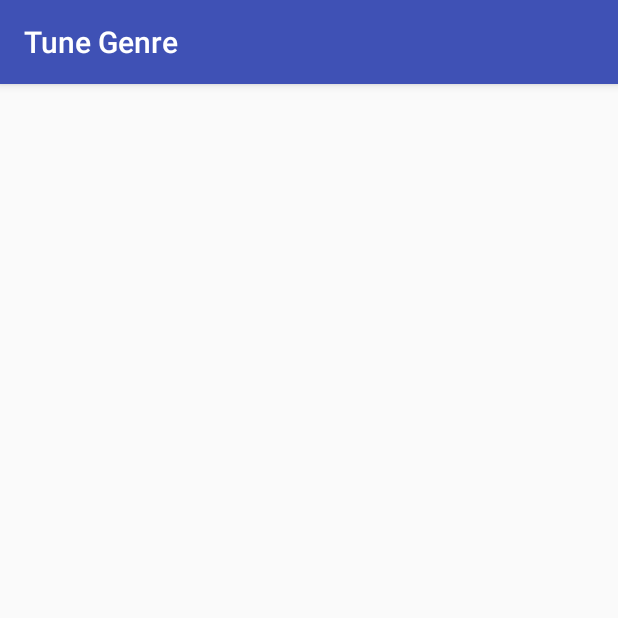
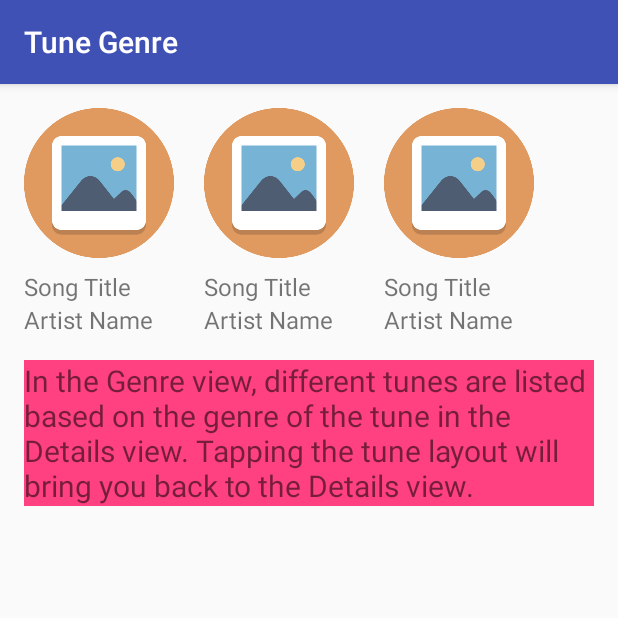
Before and after one commit to ver2point0/TapTunes, an Android app: the TuneGenre screen opened directly, with no data from a screen before it, on a phone screen of 412 x 824 dp, the top half of it. Run offline under Robolectric (Android 15) with nearby library versions, the phone set to English and light mode, and no system bars.

Commit message:
create genre view styles

```diff
--- a/app/src/main/java/com/ver2point0/android/taptunes/TuneGenre.java
+++ b/app/src/main/java/com/ver2point0/android/taptunes/TuneGenre.java
@@ -1,7 +1,10 @@
 package com.ver2point0.android.taptunes;
 
+import android.content.Intent;
+import android.os.Bundle;
 import android.support.v7.app.AppCompatActivity;
-import android.os.Bundle;
+import android.view.View;
+import android.widget.LinearLayout;
 
 public class TuneGenre extends AppCompatActivity {
 
@@ -9,5 +12,18 @@ public class TuneGenre extends AppCompatActivity {
     protected void onCreate(Bundle savedInstanceState) {
         super.onCreate(savedInstanceState);
         setContentView(R.layout.activity_tune_genre);
+
+        // Find the View that shows the genre one linearlayout
+        LinearLayout genreLinear = (LinearLayout) findViewById(R.id.genre_one);
+        // Set a click listener on the Genre linearlayout
+        if (genreLinear != null) {
+            genreLinear.setOnClickListener(new View.OnClickListener() {
+                @Override
+                public void onClick(View view) {
+                    Intent genreLinearIntent = new Intent(TuneGenre.this,  TuneDetails.class);
+                    startActivity(genreLinearIntent);
+                }
+            });
+        }
     }
 }
--- a/app/src/main/res/layout/activity_tune_genre.xml
+++ b/app/src/main/res/layout/activity_tune_genre.xml
@@ -1,15 +1,83 @@
 <?xml version="1.0" encoding="utf-8"?>
-<LinearLayout
+<RelativeLayout
     android:id="@+id/activity_tune_genre"
     xmlns:android="http://schemas.android.com/apk/res/android"
     xmlns:tools="http://schemas.android.com/tools"
-    android:layout_width="match_parent"
-    android:layout_height="match_parent"
-    android:orientation="vertical"
+    android:layout_width="wrap_content"
+    android:layout_height="wrap_content"
     android:paddingBottom="@dimen/activity_vertical_margin"
     android:paddingLeft="@dimen/activity_horizontal_margin"
     android:paddingRight="@dimen/activity_horizontal_margin"
     android:paddingTop="@dimen/activity_vertical_margin"
     tools:context=".TuneGenre">
 
-</LinearLayout>
+    <LinearLayout
+        android:id="@+id/genre_one"
+        android:layout_width="wrap_content"
+        android:layout_height="wrap_content"
+        android:layout_marginEnd="@dimen/genre_linear_horizontal_margin"
+        android:layout_marginRight="@dimen/genre_linear_horizontal_margin"
+        android:orientation="vertical">
+
+        <ImageView
+            style="@style/GenreImageView"
+            android:contentDescription="@string/genre_image_view"/>
+
+        <TextView
+            style="@style/GenreSongTextView"
+            android:text="@string/song_title"/>
+
+        <TextView
+            style="@style/GenreArtistTextView"
+            android:text="@string/artist_name"/>
+    </LinearLayout>
+
+    <LinearLayout
+        android:id="@+id/genre_two"
+        android:layout_width="wrap_content"
+        android:layout_height="wrap_content"
+        android:layout_marginEnd="@dimen/genre_linear_horizontal_margin"
+        android:layout_marginRight="@dimen/genre_linear_horizontal_margin"
+        android:layout_toEndOf="@+id/genre_one"
+        android:layout_toRightOf="@+id/genre_one"
+        android:orientation="vertical">
+
+        <ImageView
+            style="@style/GenreImageView"
+            android:contentDescription="@string/genre_image_view"/>
+
+        <TextView
+            style="@style/GenreSongTextView"
+            android:text="@string/song_title"/>
+
+        <TextView
+            style="@style/GenreArtistTextView"
+            android:text="@string/artist_name"/>
+    </LinearLayout>
+
+    <LinearLayout
+        android:id="@+id/genre_three"
+        android:layout_width="wrap_content"
+        android:layout_height="wrap_content"
+        android:layout_toEndOf="@+id/genre_two"
+        android:layout_toRightOf="@+id/genre_two"
+        android:orientation="vertical">
+
+        <ImageView
+            style="@style/GenreImageView"
+            android:contentDescription="@string/genre_image_view"/>
+
+        <TextView
+            style="@style/GenreSongTextView"
+            android:text="@string/song_title"/>
+
+        <TextView
+            style="@style/GenreArtistTextView"
+            android:text="@string/artist_name"/>
+    </LinearLayout>
+
+    <TextView
+        style="@style/ExplainTextView"
+        android:layout_below="@+id/genre_one"
+        android:text="@string/genre_explanation"/>
+</RelativeLayout>
--- a/app/src/main/res/values/dimens.xml
+++ b/app/src/main/res/values/dimens.xml
@@ -13,4 +13,10 @@
     <dimen name="detail_text_size">26sp</dimen>
     <dimen name="detail_album_width">140dp</dimen>
     <dimen name="detail_album_height">140dp</dimen>
+    <dimen name="genre_image_width">100dp</dimen>
+    <dimen name="genre_image_height">100dp</dimen>
+    <dimen name="genre_image_vertical_margin">8dp</dimen>
+    <dimen name="genre_song_text_size">16sp</dimen>
+    <dimen name="genre_artist_text_size">16sp</dimen>
+    <dimen name="genre_linear_horizontal_margin">20dp</dimen>
 </resources>
--- a/app/src/main/res/values/strings.xml
+++ b/app/src/main/res/values/strings.xml
@@ -9,13 +9,16 @@
     <string name="release_year">Release Year</string>
     <string name="genre">Genre</string>
     <string name="play_button">play button</string>
-    <string name="tap_tunes_explanation">This is the default view when opening up Tap Tunes.
-        Press the play button to play the tune or tap the album image to go the Tune Details view.</string>
     <string name="artist_bio">This artist was born on December 25, 1901. To pass the time, he sang tunes from dusk till dawn on his family farm.
         Eventually, he won singing competitions at church and in high school. At 18, after becoming valedictorian, Blue Records signed him on with his first single,
         Chickens and Squash.</string>
+    <string name="details_album_image">details album image</string>
+    <string name="tap_tunes_explanation">This is the default view when opening up Tap Tunes.
+        Press the play button to play the tune or tap the album image to go the Tune Details view.</string>
     <string name="details_explanation">The details view features the album image, song title, artist name, release year, genre, and artist bio. Tapping the album image brings
         the user back the main view and tapping the genre text opens up a list of related songs.</string>
-    <string name="details_album_image">details album image</string>
+    <string name="genre_explanation">In the Genre view, different tunes are listed based on the genre of the tune in the Details view. Tapping the tune layout will bring
+        you back to the Details view.</string>
+    <string name="genre_image_view">genre_image_view</string>
 
 </resources>
--- a/app/src/main/res/values/styles.xml
+++ b/app/src/main/res/values/styles.xml
@@ -68,5 +68,22 @@
     </style>
 
     <!-- Genre View -->
+    <style name="GenreImageView">
+        <item name="android:layout_width">@dimen/genre_image_width</item>
+        <item name="android:layout_height">@dimen/genre_image_height</item>
+        <item name="android:src">@drawable/image_icon</item>
+        <item name="android:layout_marginBottom">@dimen/genre_image_vertical_margin</item>
+    </style>
 
+    <style name="GenreSongTextView">
+        <item name="android:layout_width">wrap_content</item>
+        <item name="android:layout_height">wrap_content</item>
+        <item name="android:textSize">@dimen/genre_song_text_size</item>
+    </style>
+
+    <style name="GenreArtistTextView">
+        <item name="android:layout_width">wrap_content</item>
+        <item name="android:layout_height">wrap_content</item>
+        <item name="android:textSize">@dimen/genre_artist_text_size</item>
+    </style>
 </resources>
```
